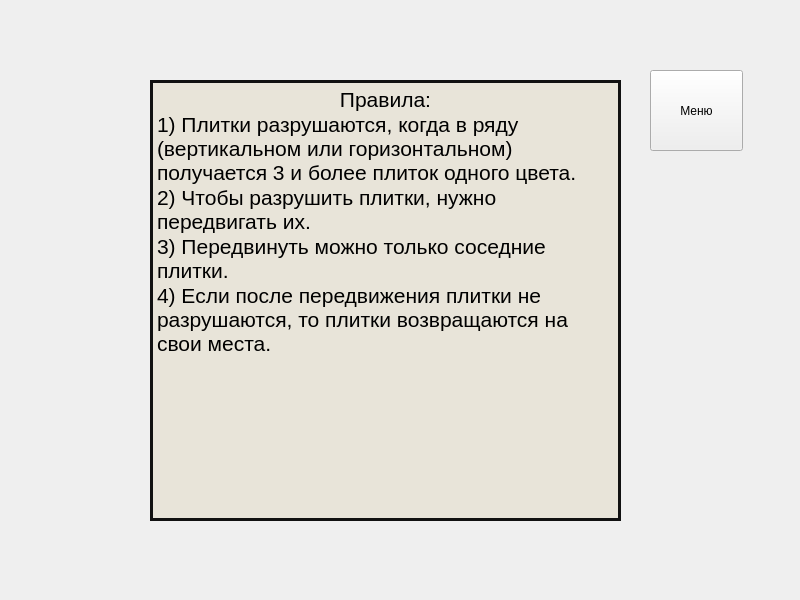
This is Task5/Resources/ui/forms/rules.ui in SaVyrin/Languages-and-Programming-Systems as Qt 5 draws it before an edit. The edited form follows.
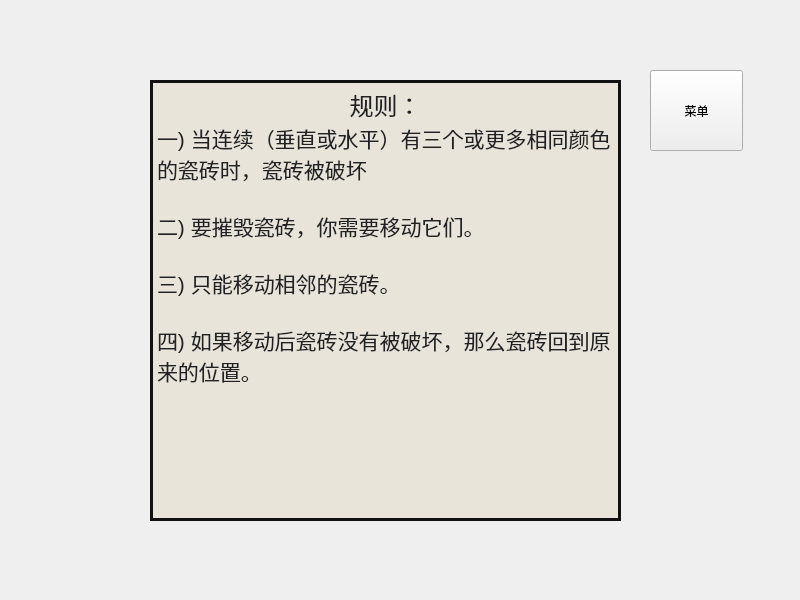
This is the edited form.

Diff of the .ui file:
```diff
--- a/Task5/Resources/ui/forms/rules.ui
+++ b/Task5/Resources/ui/forms/rules.ui
@@ -30,7 +30,7 @@
      <string notr="true"/>
     </property>
     <property name="text">
-     <string>Меню</string>
+     <string>菜单</string>
     </property>
    </widget>
    <widget class="QTextBrowser" name="textBrowser">
@@ -51,11 +51,14 @@
 &lt;html&gt;&lt;head&gt;&lt;meta name=&quot;qrichtext&quot; content=&quot;1&quot; /&gt;&lt;style type=&quot;text/css&quot;&gt;
 p, li { white-space: pre-wrap; }
 &lt;/style&gt;&lt;/head&gt;&lt;body style=&quot; font-family:'MS Shell Dlg 2'; font-size:7.8pt; font-weight:400; font-style:normal;&quot;&gt;
-&lt;p align=&quot;center&quot; style=&quot; margin-top:0px; margin-bottom:0px; margin-left:0px; margin-right:0px; -qt-block-indent:0; text-indent:0px;&quot;&gt;&lt;span style=&quot; font-size:16pt;&quot;&gt;Правила:&lt;/span&gt;&lt;/p&gt;
-&lt;p style=&quot; margin-top:0px; margin-bottom:0px; margin-left:0px; margin-right:0px; -qt-block-indent:0; text-indent:0px;&quot;&gt;&lt;span style=&quot; font-size:16pt;&quot;&gt;1) Плитки разрушаются, когда в ряду (вертикальном или горизонтальном) получается 3 и более плиток одного цвета.&lt;/span&gt;&lt;/p&gt;
-&lt;p style=&quot; margin-top:0px; margin-bottom:0px; margin-left:0px; margin-right:0px; -qt-block-indent:0; text-indent:0px;&quot;&gt;&lt;span style=&quot; font-size:16pt;&quot;&gt;2) Чтобы разрушить плитки, нужно передвигать их.&lt;/span&gt;&lt;/p&gt;
-&lt;p style=&quot; margin-top:0px; margin-bottom:0px; margin-left:0px; margin-right:0px; -qt-block-indent:0; text-indent:0px;&quot;&gt;&lt;span style=&quot; font-size:16pt;&quot;&gt;3) Передвинуть можно только соседние плитки.&lt;/span&gt;&lt;/p&gt;
-&lt;p style=&quot; margin-top:0px; margin-bottom:0px; margin-left:0px; margin-right:0px; -qt-block-indent:0; text-indent:0px;&quot;&gt;&lt;span style=&quot; font-size:16pt;&quot;&gt;4) Если после передвижения плитки не разрушаются, то плитки возвращаются на свои места.&lt;/span&gt;&lt;/p&gt;&lt;/body&gt;&lt;/html&gt;</string>
+&lt;p align=&quot;center&quot; style=&quot; margin-top:0px; margin-bottom:0px; margin-left:0px; margin-right:0px; -qt-block-indent:0; text-indent:0px;&quot;&gt;&lt;a name=&quot;tw-target-text&quot;&gt;&lt;/a&gt;&lt;span style=&quot; font-family:'inherit'; font-size:18pt; color:#202124;&quot;&gt;规&lt;/span&gt;&lt;span style=&quot; font-family:'inherit'; font-size:18pt; color:#202124;&quot;&gt;则：&lt;/span&gt;&lt;/p&gt;
+&lt;p style=&quot; margin-top:0px; margin-bottom:0px; margin-left:0px; margin-right:0px; -qt-block-indent:0; text-indent:0px;&quot;&gt;&lt;a name=&quot;tw-target-text&quot;&gt;&lt;/a&gt;&lt;span style=&quot; font-family:'inherit'; font-size:16pt; color:#202124;&quot;&gt;一&lt;/span&gt;&lt;span style=&quot; font-family:'inherit'; font-size:16pt; color:#202124;&quot;&gt;) 当连续（垂直或水平）有&lt;/span&gt;&lt;a name=&quot;tw-target-text&quot;&gt;&lt;/a&gt;&lt;span style=&quot; font-family:'inherit'; font-size:16pt; color:#202124;&quot;&gt;三&lt;/span&gt;&lt;span style=&quot; font-family:'inherit'; font-size:16pt; color:#202124;&quot;&gt;个或更多相同颜色的瓷砖时，瓷砖被破坏&lt;/span&gt;&lt;/p&gt;
+&lt;p style=&quot;-qt-paragraph-type:empty; margin-top:0px; margin-bottom:0px; margin-left:0px; margin-right:0px; -qt-block-indent:0; text-indent:0px; font-family:'inherit'; font-size:16pt; color:#202124;&quot;&gt;&lt;br /&gt;&lt;/p&gt;
+&lt;p style=&quot; margin-top:0px; margin-bottom:0px; margin-left:0px; margin-right:0px; -qt-block-indent:0; text-indent:0px;&quot;&gt;&lt;a name=&quot;tw-target-text&quot;&gt;&lt;/a&gt;&lt;span style=&quot; font-family:'inherit'; font-size:16pt; color:#202124;&quot;&gt;二&lt;/span&gt;&lt;span style=&quot; font-family:'inherit'; font-size:16pt; color:#202124;&quot;&gt;) 要摧毁瓷砖，你需要移动它们。&lt;/span&gt;&lt;/p&gt;
+&lt;p style=&quot;-qt-paragraph-type:empty; margin-top:0px; margin-bottom:0px; margin-left:0px; margin-right:0px; -qt-block-indent:0; text-indent:0px; font-family:'inherit'; font-size:16pt; color:#202124;&quot;&gt;&lt;br /&gt;&lt;/p&gt;
+&lt;p style=&quot; margin-top:0px; margin-bottom:0px; margin-left:0px; margin-right:0px; -qt-block-indent:0; text-indent:0px;&quot;&gt;&lt;a name=&quot;tw-target-text&quot;&gt;&lt;/a&gt;&lt;span style=&quot; font-family:'inherit'; font-size:16pt; color:#202124;&quot;&gt;三&lt;/span&gt;&lt;span style=&quot; font-family:'inherit'; font-size:16pt; color:#202124;&quot;&gt;) 只能移动相邻的瓷砖。&lt;/span&gt;&lt;/p&gt;
+&lt;p style=&quot;-qt-paragraph-type:empty; margin-top:0px; margin-bottom:0px; margin-left:0px; margin-right:0px; -qt-block-indent:0; text-indent:0px; font-family:'inherit'; font-size:16pt; color:#202124;&quot;&gt;&lt;br /&gt;&lt;/p&gt;
+&lt;p style=&quot; margin-top:0px; margin-bottom:0px; margin-left:0px; margin-right:0px; -qt-block-indent:0; text-indent:0px;&quot;&gt;&lt;a name=&quot;tw-target-text&quot;&gt;&lt;/a&gt;&lt;span style=&quot; font-family:'inherit'; font-size:16pt; color:#202124;&quot;&gt;四&lt;/span&gt;&lt;span style=&quot; font-family:'inherit'; font-size:16pt; color:#202124;&quot;&gt;) 如果移动后瓷砖没有被破坏，那么瓷砖回到原来的位置。&lt;/span&gt;&lt;/p&gt;&lt;/body&gt;&lt;/html&gt;</string>
     </property>
    </widget>
   </widget>
```
Left out of the diff: 2 changed lines with no effect on the pictures.
